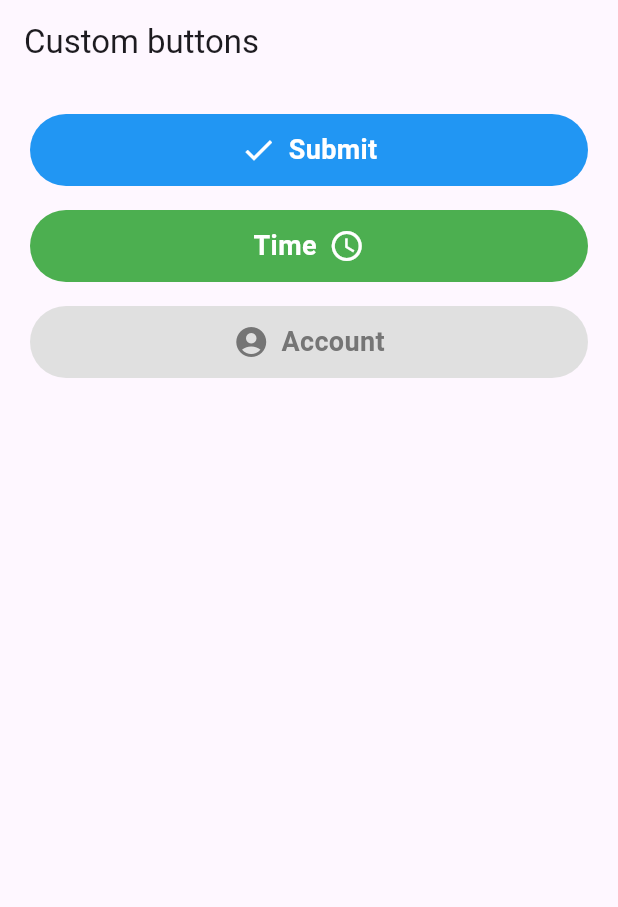
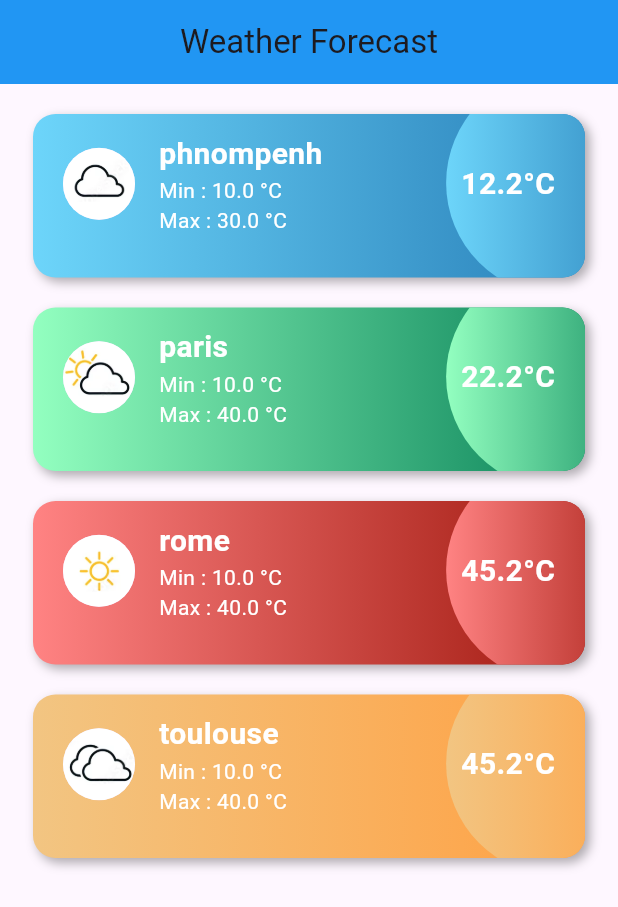
Before and after one commit to UmLyrithyreach/W5-Stateless-Widget-Practice, a Flutter app: the screen it shows after launch, on a phone screen of 412 x 824 dp. Shown: the top 907 px of the screen. Run offline on Flutter 3.47's test engine with Material 3 defaults, Android fonts, the phone set to English and light mode, and no system bars.

Commit message:
Finishing Exercise 3 and 4

```diff
--- /dev/null
+++ b/assignment/lib/exercises/ex4.dart
@@ -0,0 +1,151 @@
+import 'package:flutter/material.dart';
+
+enum WeatherOfLoc {
+  phnompenh('lib/assets/assets/ex4/cloudy.png', '10.0', '30.0', '12.2'),
+  paris('lib/assets/assets/ex4/sunnyCloudy.png', '10.0', '40.0', '22.2'),
+  rome('lib/assets/assets/ex4/sunny.png', '10.0', '40.0', '45.2'),
+  toulouse('lib/assets/assets/ex4/veryCloudy.png', '10.0', '40.0', '45.2');
+
+  final String weatherImage;
+  final String min;
+  final String max;
+  final String avg;
+
+  const WeatherOfLoc(this.weatherImage, this.min, this.max, this.avg);
+}
+
+class Ex4 extends StatelessWidget {
+  const Ex4({super.key});
+
+  @override
+  Widget build(BuildContext context) {
+    return MaterialApp(
+      debugShowCheckedModeBanner: false,
+      home: Scaffold(
+        appBar: AppBar(
+          backgroundColor: Colors.blue,
+          title: const Text('Weather Forecast'),
+          centerTitle: true,
+        ),
+        body: Center(
+          child: Padding(
+            // fixed: EdgeInsetsGeometry.all(...) -> EdgeInsets.all(...)
+            padding: const EdgeInsets.all(10),
+            child: ListView(
+              padding: const EdgeInsets.symmetric(horizontal: 12),
+              children: const [
+                WeatherForecast(weather: WeatherOfLoc.phnompenh),
+                WeatherForecast(
+                  weather: WeatherOfLoc.paris,
+                  gradientColors: [Color(0xFF93FFC0), Color(0xFF098258)],
+                ),
+                WeatherForecast(
+                  weather: WeatherOfLoc.rome,
+                  gradientColors: [Color(0xFFFF8383), Color(0xFF9F170D)],
+                ),
+                WeatherForecast(
+                  weather: WeatherOfLoc.toulouse,
+                  gradientColors: [Color(0xFFF2C582), Color(0xFFFFA143)],
+                ),
+              ],
+            ),
+          ),
+        ),
+      ),
+    );
+  }
+}
+
+class WeatherForecast extends StatelessWidget {
+  final WeatherOfLoc weather;
+  final List<Color> gradientColors;
+
+  const WeatherForecast({
+    super.key,
+    required this.weather,
+    // small change: adjusted default gradient to teal/blue
+    this.gradientColors = const [Color(0xFF6DD5FA), Color(0xFF2980B9)],
+  });
+
+  @override
+  Widget build(BuildContext context) {
+    return Container(
+      clipBehavior: Clip.antiAlias,
+      padding: const EdgeInsets.fromLTRB(20, 12, 20, 28),
+      margin: const EdgeInsets.symmetric(vertical: 10),
+      decoration: BoxDecoration(
+        borderRadius: BorderRadius.circular(15),
+        gradient: LinearGradient(colors: gradientColors),
+        boxShadow: const [
+          BoxShadow(
+            color: Color.fromARGB(79, 0, 0, 0),
+            blurRadius: 5,
+            offset: Offset(3, 3),
+          ),
+        ],
+      ),
+      child: Row(
+        mainAxisAlignment: MainAxisAlignment.spaceBetween,
+        children: [
+          Row(
+            children: [
+              CircleAvatar(
+                radius: 24,
+                backgroundImage: AssetImage(weather.weatherImage),
+              ),
+              Padding(
+                padding: const EdgeInsets.only(left: 16),
+                child: Column(
+                  crossAxisAlignment: CrossAxisAlignment.start,
+                  children: [
+                    Text(
+                      weather.name,
+                      style: const TextStyle(
+                        fontSize: 20,
+                        color: Colors.white,
+                        fontWeight: FontWeight.bold,
+                      ),
+                    ),
+                    Text(
+                      'Min : ${weather.min} °C',
+                      style: const TextStyle(color: Colors.white),
+                    ),
+                    Text(
+                      'Max : ${weather.max} °C',
+                      style: const TextStyle(color: Colors.white),
+                    ),
+                  ],
+                ),
+              ),
+            ],
+          ),
+          Stack(
+            clipBehavior: Clip.none,
+            children: [
+              Positioned(
+                left: -10,
+                bottom: -60,
+                child: Container(
+                  width: 150,
+                  height: 150,
+                  decoration: BoxDecoration(
+                    gradient: LinearGradient(colors: gradientColors),
+                    shape: BoxShape.circle,
+                  ),
+                ),
+              ),
+              Text(
+                '${weather.avg}°C',
+                style: const TextStyle(
+                  fontSize: 20,
+                  color: Colors.white,
+                  fontWeight: FontWeight.w600,
+                ),
+              ),
+            ],
+          ),
+        ],
+      ),
+    );
+  }
+}
--- a/assignment/lib/main.dart
+++ b/assignment/lib/main.dart
@@ -1,9 +1,13 @@
+// ignore_for_file: unused_import
+
 import 'package:flutter/material.dart';
 import 'exercises/ex1.dart';
 import 'exercises/ex2.dart';
+import 'exercises/ex3.dart';
+import 'exercises/ex4.dart';
 
 void main() {
   runApp(
-    const Ex2(),
+    const Ex4(),
   );
 }
--- a/assignment/pubspec.yaml
+++ b/assignment/pubspec.yaml
@@ -17,3 +17,6 @@ dev_dependencies:
 
 flutter:
   uses-material-design: true
+  assets:
+    - lib/assets/assets/ex3/
+    - lib/assets/assets/ex4/
```
Also changed, not shown: assignment/lib/exercises/ex3.dart (added, +139 -0 lines).
